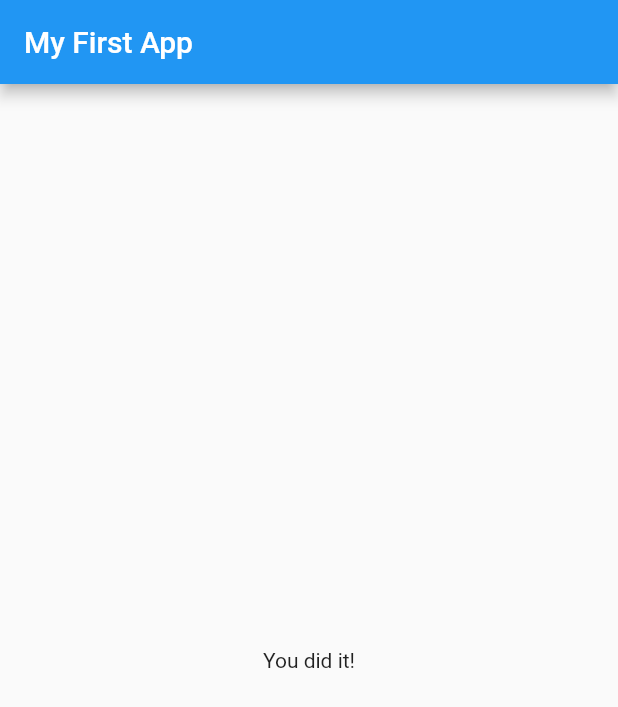
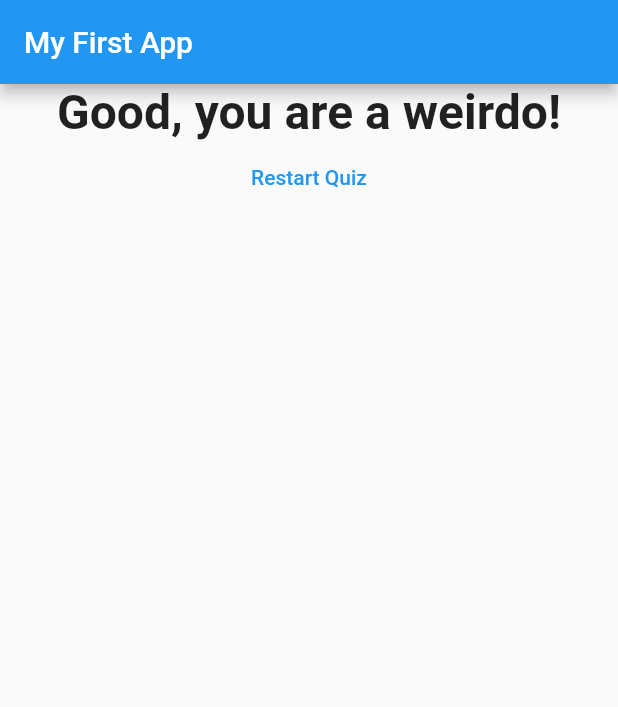
Before and after one commit to anelnjk/flutter-quiz-app, a Flutter app: the screen it shows after launch, after a tap on "Anel", after a tap on "Pasta", after a tap on "Dog", on a phone screen of 412 x 824 dp. Shown: the top 707 px of the screen. Run offline on Flutter 3.47's test engine with Material 2 defaults, Android fonts, the phone set to English and light mode, and no system bars.

Commit message:
Final version

```diff
--- a/lib/main.dart
+++ b/lib/main.dart
@@ -1,8 +1,9 @@
 // ignore_for_file: deprecated_member_use
 
 import 'package:flutter/material.dart';
-import 'question.dart';
+import 'package:quiz_app/result.dart';
 import 'answer.dart';
+import 'quiz.dart';
 
 void main() {
   runApp(MyApp());
@@ -15,29 +16,53 @@ class MyApp extends StatefulWidget {
   }
 }
 
-var questions = [
+var _questions = [
   {
     'questionText': 'What\'s your name?',
-    'answers': ['Anel', 'Kuat', 'Aigerim', 'Zere'],
+    'answers': [
+      {'text': 'Anel', 'score': 10},
+      {'text': 'Kuat', 'score': 5},
+      {'text': 'Aigerim', 'score': 7},
+      {'text': 'Zere', 'score': 7},
+    ],
   },
   {
     'questionText': 'What\'s your favourite food?',
-    'answers': ['Chiken', 'Pasta', 'fruits', 'Spagetti'],
+    'answers': [
+      {'text': 'Chiken', 'score': 5},
+      {'text': 'Pasta', 'score': 10},
+      {'text': 'Fruits', 'score': 10},
+      {'text': 'Spagetti', 'score': 7},
+    ],
   },
   {
     'questionText': 'What\'s your favourite animal?',
-    'answers': ['Rabbit', 'Snake', 'Dog', 'Cat'],
+    'answers': [
+      {'text': 'Rabbit', 'score': 5},
+      {'text': 'Snake', 'score': 10},
+      {'text': 'Dog', 'score': 5},
+      {'text': 'Cat', 'score': 10},
+    ],
   },
 ];
 
 class _MyAppState extends State<MyApp> {
   var _questionIndex = 0;
+  var _totalScore = 0;
 
-  void _answerQuestion() {
+  void _resetQuiz() {
+    setState(() {
+      _questionIndex = 0;
+      _totalScore = 0;
+    });
+  }
+
+  void _answerQuestion(int score) {
+    _totalScore += score;
     setState(() {
       _questionIndex = _questionIndex + 1;
     });
-    if (_questionIndex < questions.length) {
+    if (_questionIndex < _questions.length) {
       print('We have more questions!');
     }
   }
@@ -46,25 +71,16 @@ class _MyAppState extends State<MyApp> {
   Widget build(BuildContext context) {
     return MaterialApp(
       home: Scaffold(
-        appBar: AppBar(
-          title: Text('My First App'),
-        ),
-        body: _questionIndex < questions.length
-            ? Column(
-                children: [
-                  Question(
-                    questions[_questionIndex]['questionText'] as String,
-                  ),
-                  ...(questions[_questionIndex]['answers'] as List<String>)
-                      .map((answers) {
-                    return Answer(_answerQuestion, answers);
-                  }).toList()
-                ],
-              )
-            : Center(
-                child: Text('You did it!'),
-              ),
-      ),
+          appBar: AppBar(
+            title: Text('My First App'),
+          ),
+          body: _questionIndex < _questions.length
+              ? Quiz(
+                  answerQuestion: _answerQuestion,
+                  questionIndex: _questionIndex,
+                  questions: _questions,
+                )
+              : Result(_totalScore, _resetQuiz)),
     );
   }
 }
--- /dev/null
+++ b/lib/quiz.dart
@@ -0,0 +1,30 @@
+import 'package:flutter/material.dart';
+import 'answer.dart';
+import 'question.dart';
+
+class Quiz extends StatelessWidget {
+  final List<Map<String, Object>> questions;
+  final int questionIndex;
+  final Function answerQuestion;
+
+  Quiz(
+      {required this.questions,
+      required this.answerQuestion,
+      required this.questionIndex});
+
+  @override
+  Widget build(BuildContext context) {
+    return Column(
+      children: [
+        Question(
+          questions[questionIndex]['questionText'] as String,
+        ),
+        ...(questions[questionIndex]['answers'] as List<Map<String, Object>>)
+            .map((answer) {
+          return Answer(
+              () => answerQuestion(answer['score']), answer['text'] as String);
+        }).toList()
+      ],
+    );
+  }
+}
--- /dev/null
+++ b/lib/result.dart
@@ -0,0 +1,41 @@
+import 'package:flutter/material.dart';
+import '';
+
+class Result extends StatelessWidget {
+  final int resultScore;
+  final VoidCallback resetHandler;
+
+  Result(this.resultScore, this.resetHandler);
+
+  String get resultPhrase {
+    String resultText = 'You did it!';
+    if (resultScore <= 10) {
+      resultText = 'Well, you gor under 10 points';
+    } else if (resultScore <= 20) {
+      resultText = 'Now you got more than 10, but not enough!';
+    } else {
+      resultText = 'Good, you are a weirdo!';
+    }
+    return resultText;
+  }
+
+  @override
+  Widget build(BuildContext context) {
+    return Center(
+      child: Column(
+        children: [
+          Text(
+            resultPhrase,
+            style: TextStyle(fontSize: 32, fontWeight: FontWeight.bold),
+            textAlign: TextAlign.center,
+          ),
+          FlatButton(
+            onPressed: resetHandler,
+            child: Text('Restart Quiz'),
+            textColor: Colors.blue,
+          )
+        ],
+      ),
+    );
+  }
+}
```
